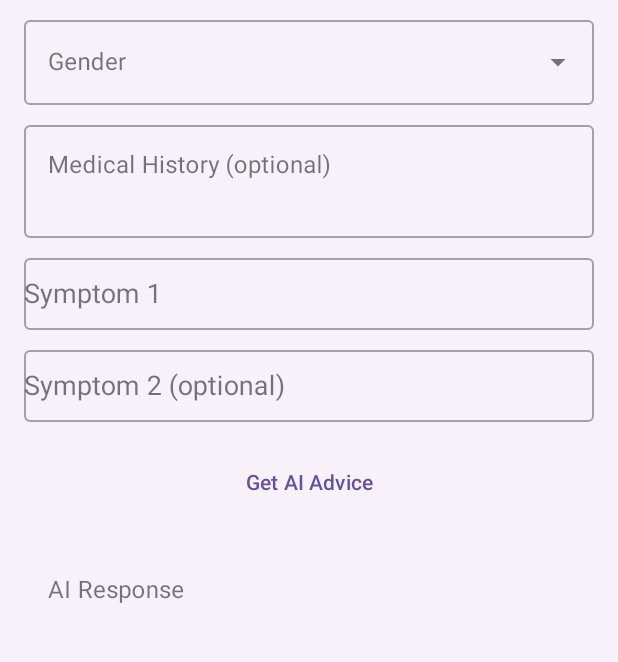
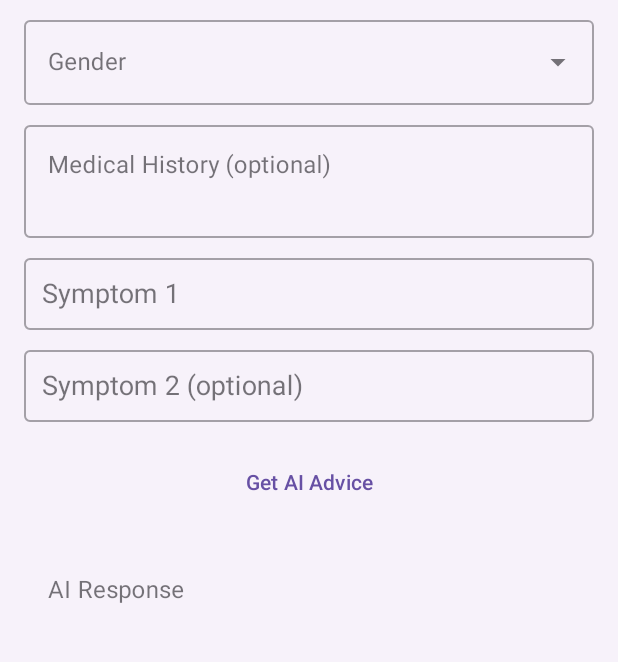
Before and after one commit to yashpreeto7/DocDispatch, an Android app: the screen it shows after launch once a user with an empty profile is signed in (MainActivity), after a tap on "AI Bot", on a phone screen of 412 x 824 dp, the part 525-1187 px from its top. Run offline under Robolectric (Android 15) with nearby library versions, the phone set to English and light mode, and no system bars; our stand-ins replace Firebase (no records; nobody signed in at launch, a user with empty details on screens opened directly).

Commit message:
Added padding for symptoms

```diff
--- a/DocDispatch/Android/app/src/main/res/layout/bottom_sheet_ai_input.xml
+++ b/DocDispatch/Android/app/src/main/res/layout/bottom_sheet_ai_input.xml
@@ -91,6 +91,7 @@
                 android:id="@+id/actvSymptom1"
                 android:layout_width="match_parent"
                 android:layout_height="48dp"
+                android:paddingStart="12dp"
                 android:completionThreshold="1"
                 android:inputType="textCapWords" />
         </com.google.android.material.textfield.TextInputLayout>
@@ -106,6 +107,7 @@
                 android:id="@+id/actvSymptom2"
                 android:layout_width="match_parent"
                 android:layout_height="48dp"
+                android:paddingStart="12dp"
                 android:completionThreshold="1"
                 android:inputType="textCapWords" />
         </com.google.android.material.textfield.TextInputLayout>
```
